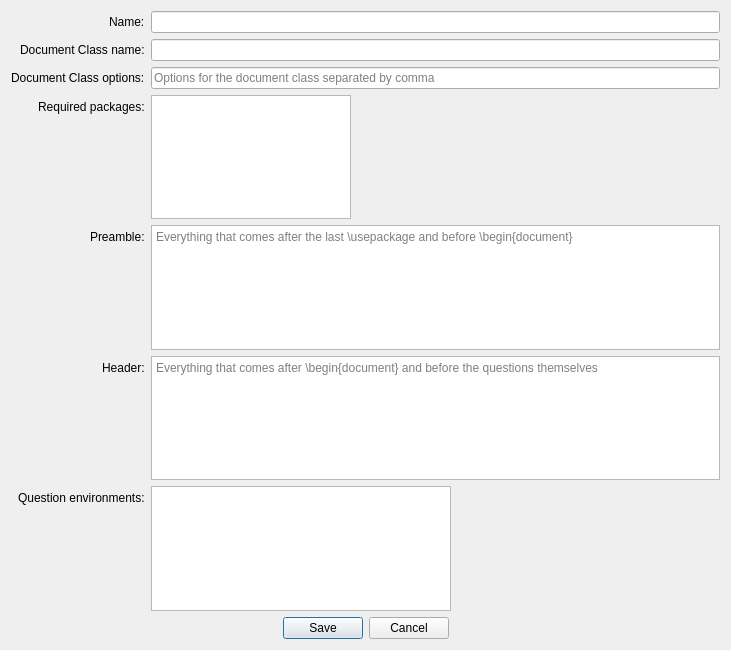
thiago-marcilon/latexExamBuilder, file gui/ui_dialog_profile.ui: the form before one commit.
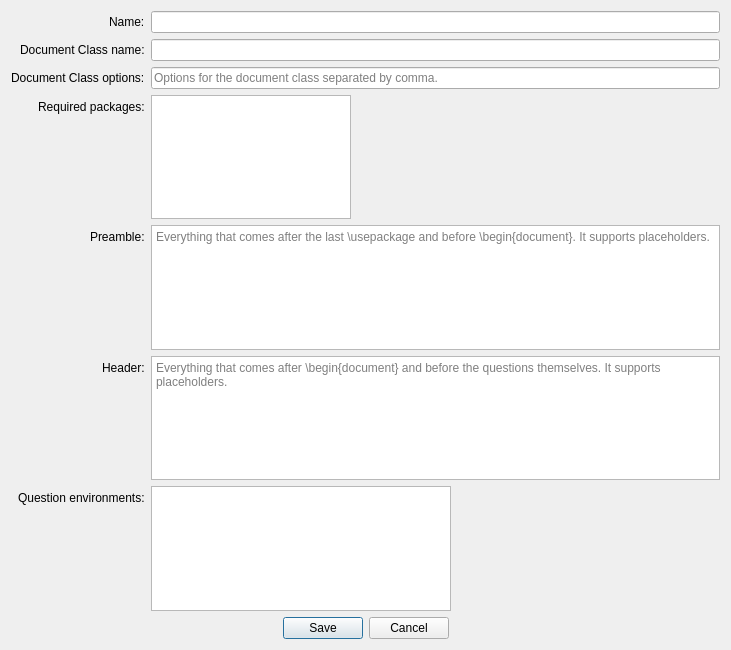
The form after the commit.

Commit message:
- Added the support to placeholders in the preamble and header of profiles, which can be replaced by strings at tex compilation time.
- Added "What's this" on fields in the profile creation and edition window.

```diff
--- a/gui/ui_dialog_profile.ui
+++ b/gui/ui_dialog_profile.ui
@@ -60,7 +60,7 @@
      <item row="2" column="1">
       <widget class="QLineEdit" name="lineedit_class_options">
        <property name="placeholderText">
-        <string>Options for the document class separated by comma</string>
+        <string>Options for the document class separated by comma.</string>
        </property>
       </widget>
      </item>
@@ -74,7 +74,7 @@
      <item row="4" column="1">
       <widget class="QPlainTextEdit" name="textedit_preamble">
        <property name="placeholderText">
-        <string>Everything that comes after the last \usepackage and before \begin{document}</string>
+        <string>Everything that comes after the last \usepackage and before \begin{document}. It supports placeholders.</string>
        </property>
       </widget>
      </item>
@@ -88,7 +88,7 @@
      <item row="5" column="1">
       <widget class="QPlainTextEdit" name="textedit_header">
        <property name="placeholderText">
-        <string>Everything that comes after \begin{document} and before the questions themselves</string>
+        <string>Everything that comes after \begin{document} and before the questions themselves. It supports placeholders.</string>
        </property>
       </widget>
      </item>
```
Left out of the diff: 39 changed lines with no effect on the pictures. The commit also changes 7 other files.
